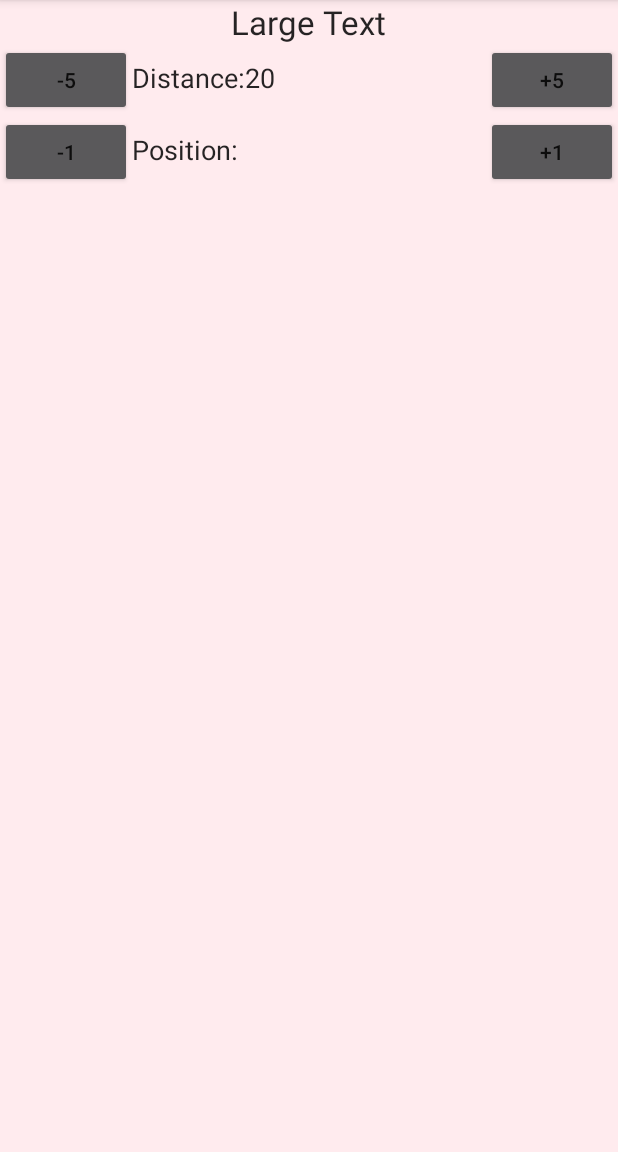
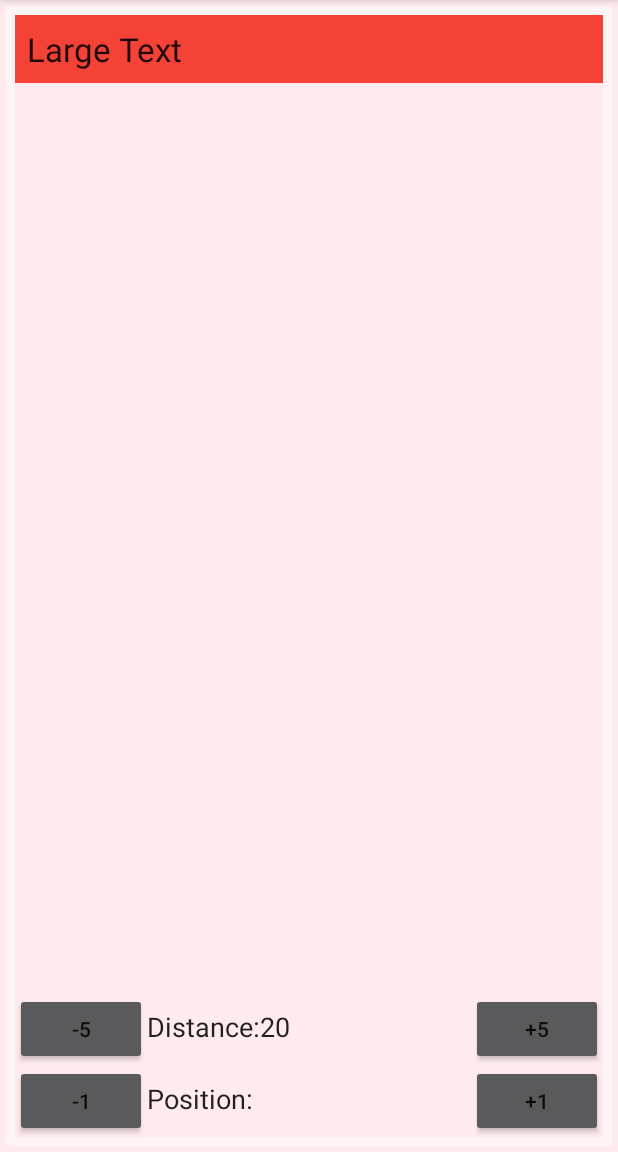
Before and after one commit to cameroncros/OctoPrint-DiscordRemote, an Android app: the layout beagle_widget.xml on its own in the app's theme, with its tools: preview values and no code run, on a phone screen of 412 x 824 dp, the part 84-1236 px from its top. Run offline under Robolectric (Android 15) with nearby library versions, the phone set to English and light mode, and no system bars.

Commit message:
Fixed up widget, much prettier now

```diff
--- a/beaglesight/src/main/res/layout/beagle_widget.xml
+++ b/beaglesight/src/main/res/layout/beagle_widget.xml
@@ -1,22 +1,38 @@
 <RelativeLayout xmlns:android="http://schemas.android.com/apk/res/android"
     xmlns:tools="http://schemas.android.com/tools"
     android:layout_width="match_parent" android:layout_height="match_parent"
-    android:padding="@dimen/widget_margin"
-    tools:showIn="@layout/beagle_widget_info">
+    android:padding="4dp"
+    tools:showIn="@layout/beagle_widget_info"
+    >
+    <LinearLayout
+        android:layout_width="fill_parent"
+        android:layout_height="fill_parent"
+        android:background="#7fff"
+        android:orientation="vertical"
+        android:padding="6dp">
+            <LinearLayout
+                android:layout_width="fill_parent"
+                android:layout_height="fill_parent"
+                android:orientation="vertical"
+                android:background="@color/windowBackground">
             <TextView
-        android:layout_width="wrap_content"
+                android:layout_width="fill_parent"
                 android:layout_height="wrap_content"
                 android:textAppearance="?android:attr/textAppearanceLarge"
                 android:text="Large Text"
                 android:id="@+id/widgetBowName"
                 android:layout_alignParentTop="true"
-        android:layout_centerHorizontal="true" />
+                android:layout_centerHorizontal="true"
+                android:textColor="@color/primary_text_default_material_light"
+                android:background="@color/primary"
+                android:padding="8dp"/>
 
             <LinearLayout
                 android:layout_width="fill_parent"
                 android:layout_height="fill_parent"
                 android:layout_below="@+id/widgetBowName"
-        android:orientation="vertical">
+                android:orientation="vertical"
+                android:gravity="bottom">
                 <LinearLayout
                     android:layout_width="fill_parent"
                     android:layout_height="wrap_content" android:orientation="horizontal">
@@ -30,7 +46,8 @@
                         android:textAlignment="textStart"
                         android:layout_width="wrap_content"
                         android:layout_height="wrap_content"
-                android:textAppearance="?android:attr/textAppearanceMedium"/>
+                        android:textAppearance="?android:attr/textAppearanceMedium"
+                        android:textColor="@color/primary_text_default_material_light"/>
                     <TextView
                         android:text="20"
                         android:textAlignment="viewEnd"
@@ -38,7 +55,8 @@
                         android:layout_height="wrap_content"
                         android:textAppearance="?android:attr/textAppearanceMedium"
                         android:id="@+id/widgetDistance"
-                android:layout_weight="2" />
+                        android:layout_weight="2"
+                        android:textColor="@color/primary_text_default_material_light"/>
 
                     <Button
                         android:text="@string/plusCoarse"
@@ -62,7 +80,8 @@
                         android:layout_width="wrap_content"
                         android:layout_height="wrap_content"
                         android:textAppearance="?android:attr/textAppearanceMedium"
-                android:text="@string/position_"/>
+                        android:text="@string/position_"
+                        android:textColor="@color/primary_text_default_material_light"/>
 
                     <TextView
                         android:textAlignment="viewEnd"
@@ -70,7 +89,8 @@
                         android:layout_height="wrap_content"
                         android:textAppearance="?android:attr/textAppearanceMedium"
                         android:id="@+id/widgetPosition"
-                android:layout_weight="2" />
+                        android:layout_weight="2"
+                        android:textColor="@color/primary_text_default_material_light"/>
 
                     <Button
                         android:text="@string/plusFine"
@@ -79,4 +99,6 @@
                         android:id="@+id/imageButtonPlusFine"/>
                 </LinearLayout>
             </LinearLayout>
+        </LinearLayout>
+    </LinearLayout>
 </RelativeLayout>
```
Lines whose indentation alone changed are shown as unchanged.
